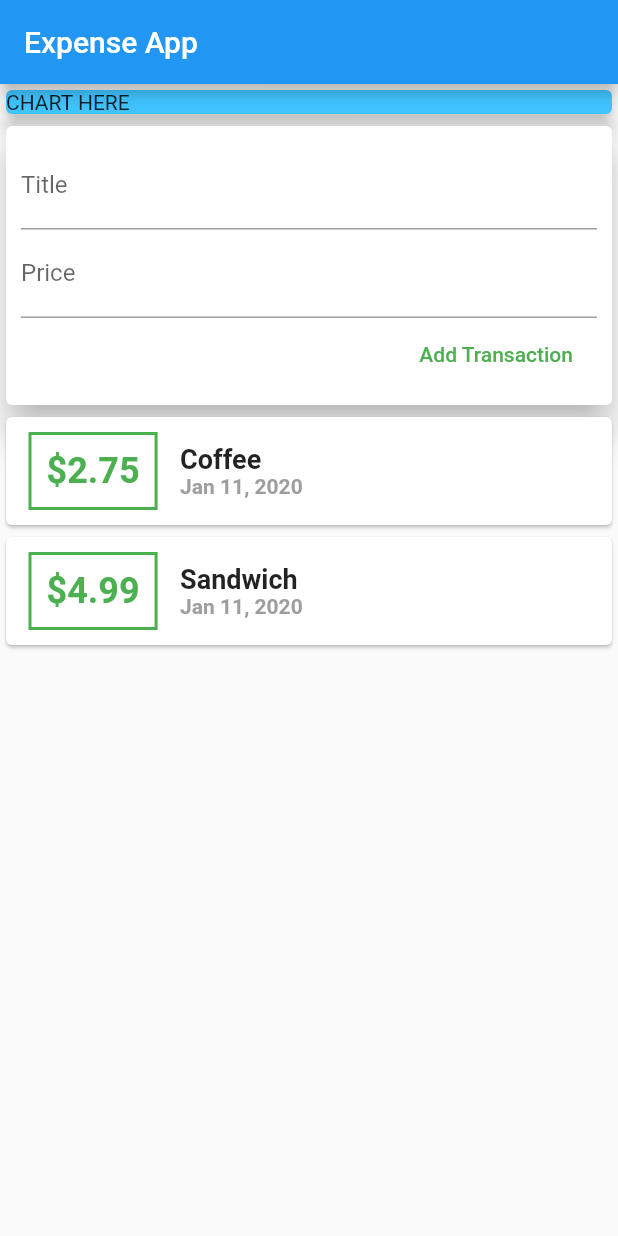
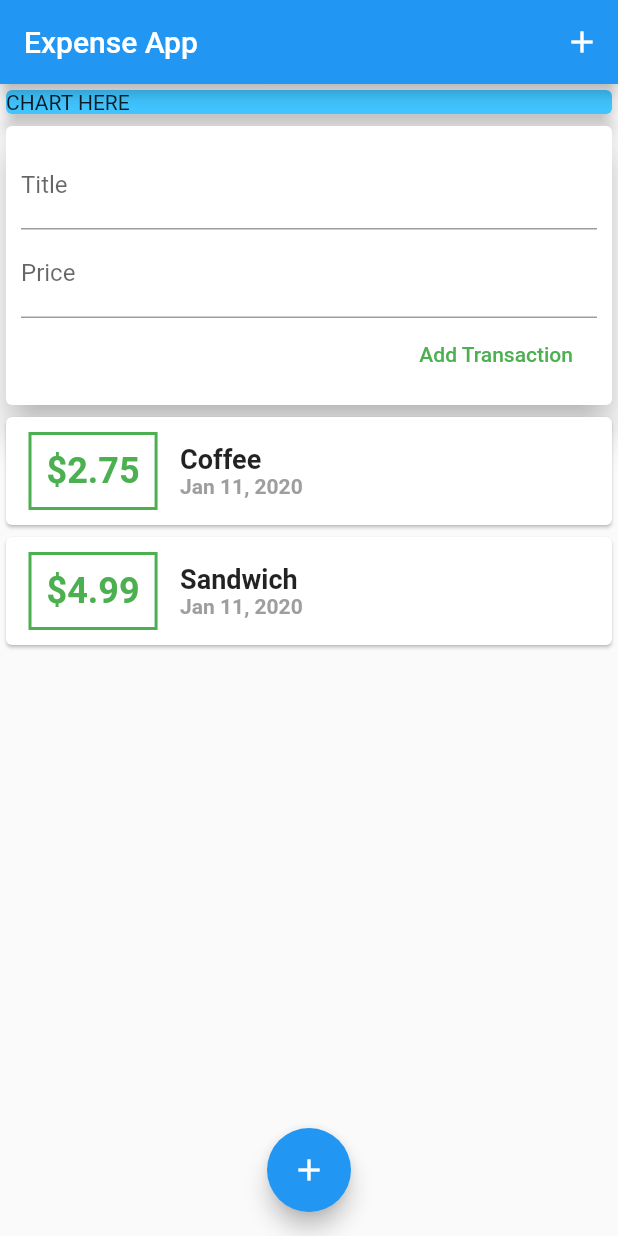
Before and after one commit to matbot/expense_planner, a Flutter app: the screen it shows after launch, on a phone screen of 412 x 824 dp. Run offline on Flutter 3.47's test engine with Material 2 defaults, Android fonts, the phone set to English and light mode, and no system bars.

Commit message:
added add action buttons

```diff
--- a/lib/main.dart
+++ b/lib/main.dart
@@ -20,6 +20,12 @@ class HomePage extends StatelessWidget {
     return Scaffold(
       appBar: AppBar(
         title: Text("Expense App"),
+        actions: <Widget>[
+          IconButton(
+            icon: Icon(Icons.add),
+            onPressed: () {},
+          ),
+        ],
       ),
       body: Column(
         crossAxisAlignment: CrossAxisAlignment.stretch,
@@ -35,6 +41,11 @@ class HomePage extends StatelessWidget {
           UserTransaction(),
         ],
       ),
+      floatingActionButton: FloatingActionButton(
+        child: Icon(Icons.add),
+        onPressed: () {},
+      ),
+      floatingActionButtonLocation: FloatingActionButtonLocation.centerFloat,
     );
   }
 }
--- a/lib/widgets/new_transaction.dart
+++ b/lib/widgets/new_transaction.dart
@@ -41,13 +41,13 @@ class NewTransaction extends StatelessWidget {
             TextField(
               decoration: InputDecoration(labelText: "Title"),
               controller: titleController,
-              onSubmitted: (_) => submitTransaction,
+              onSubmitted: (_) => submitTransaction(),
             ),
             TextField(
               decoration: InputDecoration(labelText: "Price"),
               controller: priceController,
               keyboardType: TextInputType.numberWithOptions(decimal: true),
-              onSubmitted: (_) => submitTransaction,
+              onSubmitted: (_) => submitTransaction(),
             ),
             FlatButton(
               child: Text("Add Transaction"),
--- a/lib/widgets/transaction_list.dart
+++ b/lib/widgets/transaction_list.dart
@@ -30,7 +30,7 @@ class TransactionList extends StatelessWidget {
                   padding: EdgeInsets.all(10),
                   child: Text(
                     /* String Interpolation */
-                    "\$${transactions[index].price}",
+                    "\$${transactions[index].price.toStringAsFixed(2)}",
                     style: TextStyle(
                         fontWeight: FontWeight.bold,
                         fontSize: 24,
```
